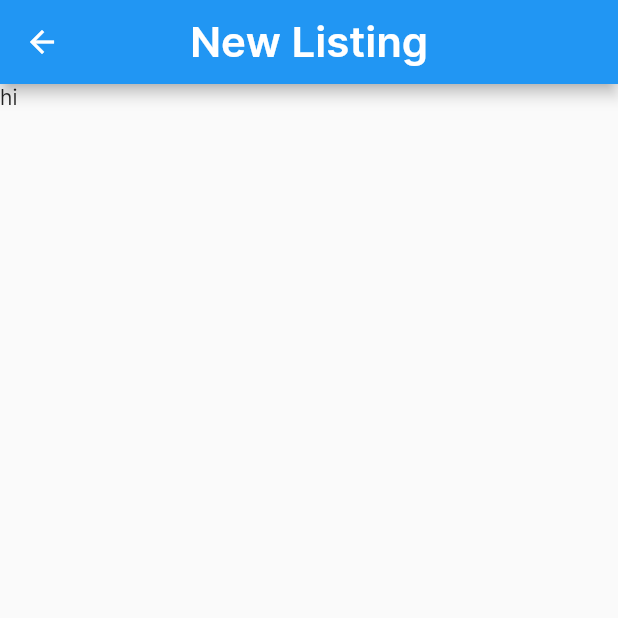
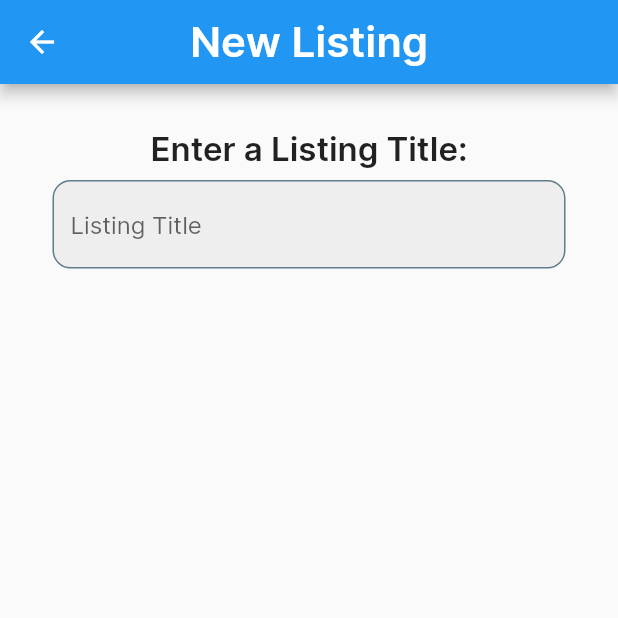
Before and after one commit to juliusya45/ZotSellApp, a Flutter app: the AddListing screen opened directly, on a phone screen of 412 x 824 dp, the top half of it. Run offline on Flutter 3.47's test engine with Material 2 defaults, Android fonts, the phone set to English and light mode, and no system bars; our stand-ins replace cached_network_image, cloud_firestore, firebase_auth, firebase_core, flutter_spinkit, rive; missing offline and left inert: profanity_filter; accounts and stored records are empty.

Commit message:
added one text input for title

```diff
--- a/lib/screens/add_listing.dart
+++ b/lib/screens/add_listing.dart
@@ -29,8 +29,44 @@ String errorMsg = '';
           ),
         centerTitle: true,
       ),
-      body: SingleChildScrollView(
-        child: Text('hi'),
+      body: Padding(
+        padding: const EdgeInsets.all(15.0),
+        child: SingleChildScrollView(
+          child: Column(
+            mainAxisAlignment: MainAxisAlignment.start,
+            children: [
+              const SizedBox(height: 15),
+              const Text(
+                'Enter a Listing Title:',
+                textAlign: TextAlign.left,
+                style: TextStyle(
+                  fontSize: 22,
+                  fontWeight: FontWeight.bold
+                  )
+                ),
+                SizedBox(height: 7),
+                Padding(
+                padding: const EdgeInsets.symmetric(horizontal: 20),
+                child: TextField(
+                  controller: _itemTitleController,
+                  decoration: InputDecoration(
+                    enabledBorder: OutlineInputBorder(
+                      borderSide: const BorderSide(color: Colors.blueGrey),
+                      borderRadius: BorderRadius.circular(12),
+                    ),
+                    focusedBorder: OutlineInputBorder(
+                      borderSide: const BorderSide(color: Colors.green),
+                      borderRadius: BorderRadius.circular(12),
+                    ),
+                    hintText: 'Listing Title',
+                    fillColor: Colors.grey[200],
+                    filled: true
+                  ),
+                  ),
+                ),
+            ]
+            ),
+        ),
       ),
     );
   }
```
